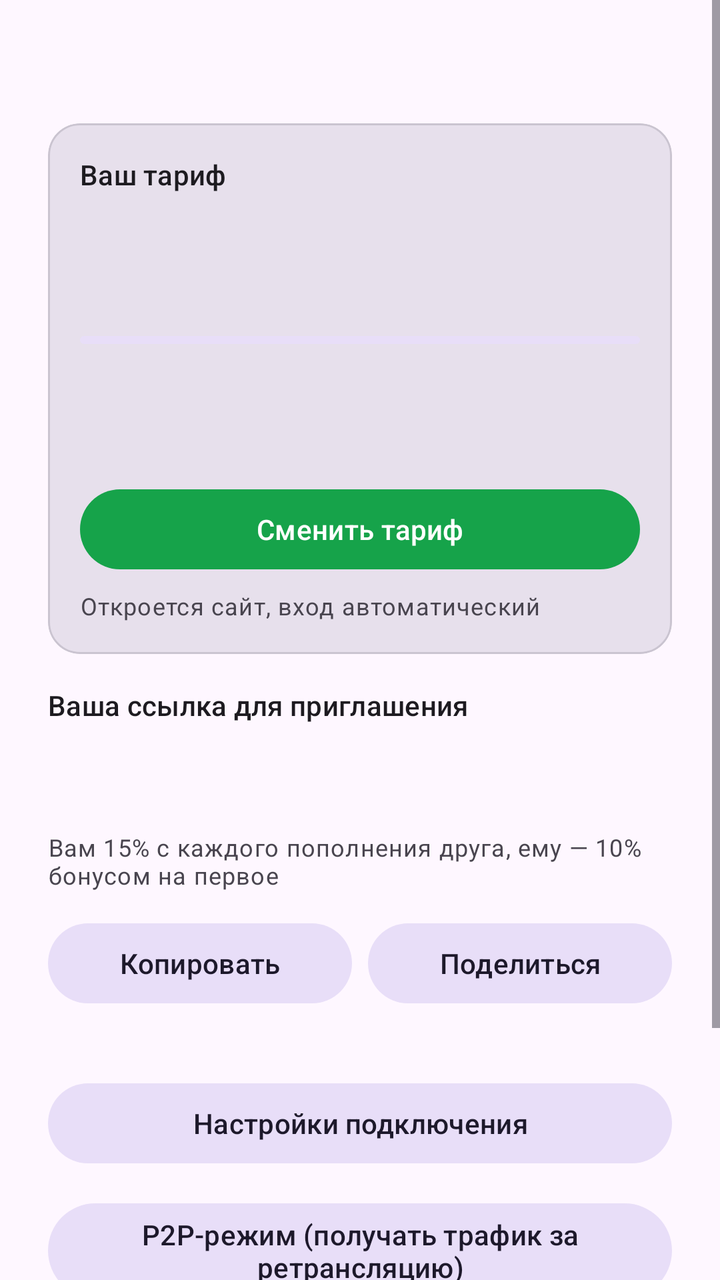
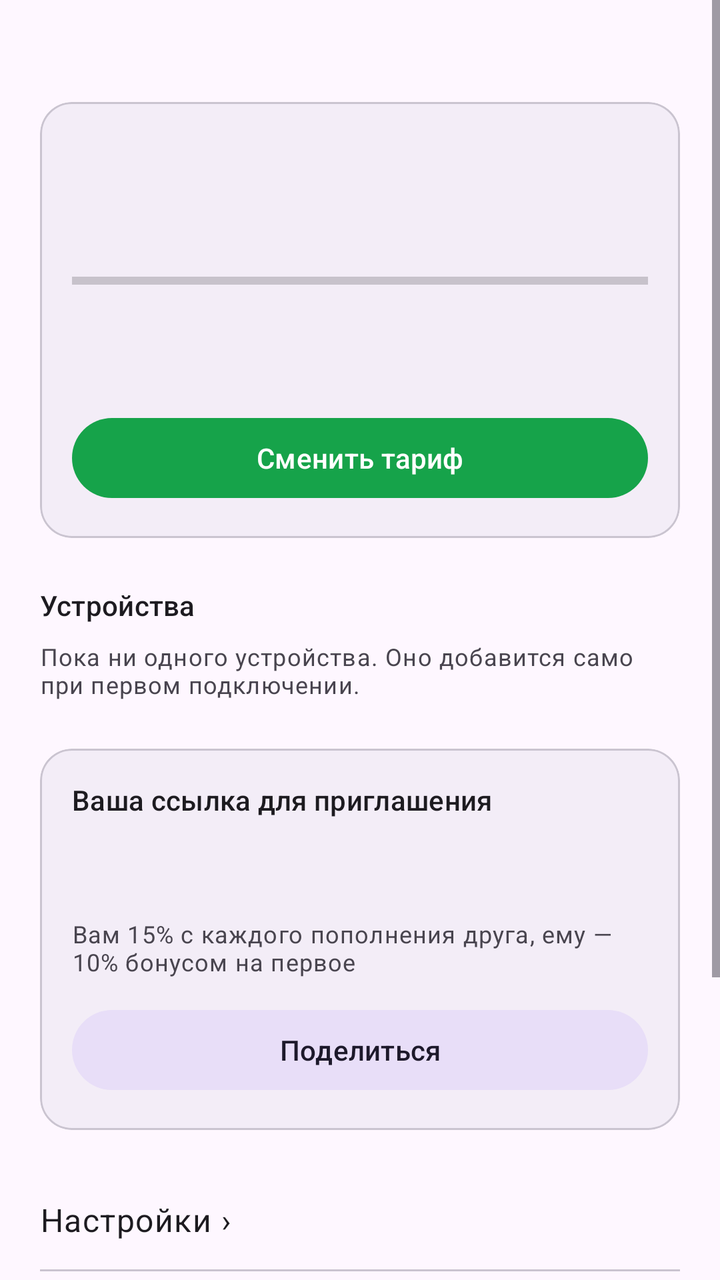

Before-and-after screenshots of an Android layout around one commit, followed by the original layout XML and the change that was made.
<!-- AndroidManifest.xml: application theme Theme.VpnApp -->
<!-- res/layout/fragment_profile.xml -->
<?xml version="1.0" encoding="utf-8"?>
<ScrollView xmlns:android="http://schemas.android.com/apk/res/android"
    xmlns:app="http://schemas.android.com/apk/res-auto"
    android:layout_width="match_parent"
    android:layout_height="match_parent"
    android:fillViewport="true">

<LinearLayout
    android:layout_width="match_parent"
    android:layout_height="wrap_content"
    android:orientation="vertical"
    android:padding="24dp">

    
    <TextView
        android:id="@+id/emailText"
        android:layout_width="match_parent"
        android:layout_height="wrap_content"
        android:textAppearance="?attr/textAppearanceTitleMedium"
        android:maxLines="2"
        android:ellipsize="middle"
        android:layout_marginBottom="16dp" />

    
    <com.google.android.material.card.MaterialCardView
        android:layout_width="match_parent"
        android:layout_height="wrap_content"
        android:layout_marginBottom="16dp"
        app:cardCornerRadius="16dp"
        app:cardElevation="0dp"
        app:cardBackgroundColor="?attr/colorSurfaceVariant">

        <LinearLayout
            android:layout_width="match_parent"
            android:layout_height="wrap_content"
            android:orientation="vertical"
            android:padding="16dp">

            <TextView
                android:layout_width="match_parent"
                android:layout_height="wrap_content"
                android:text="@string/profile_plan_title"
                android:textAppearance="?attr/textAppearanceLabelLarge" />

            <TextView
                android:id="@+id/planNameText"
                android:layout_width="match_parent"
                android:layout_height="wrap_content"
                android:layout_marginTop="4dp"
                android:textAppearance="?attr/textAppearanceHeadlineSmall" />

            <TextView
                android:id="@+id/planTrafficText"
                android:layout_width="match_parent"
                android:layout_height="wrap_content"
                android:layout_marginTop="8dp"
                android:textAppearance="?attr/textAppearanceBodyMedium" />

            <com.google.android.material.progressindicator.LinearProgressIndicator
                android:id="@+id/planTrafficProgress"
                android:layout_width="match_parent"
                android:layout_height="wrap_content"
                android:layout_marginTop="8dp"
                app:trackCornerRadius="4dp"
                app:trackStopIndicatorSize="0dp"
                android:max="100" />

            <TextView
                android:id="@+id/planExpiryText"
                android:layout_width="match_parent"
                android:layout_height="wrap_content"
                android:layout_marginTop="8dp"
                android:textAppearance="?attr/textAppearanceBodyMedium" />


            <TextView
                android:id="@+id/balanceText"
                android:layout_width="match_parent"
                android:layout_height="wrap_content"
                android:layout_marginTop="8dp"
                android:textAppearance="?attr/textAppearanceTitleMedium" />

            <com.google.android.material.button.MaterialButton
                android:id="@+id/changePlanButton"
                android:layout_width="match_parent"
                android:layout_height="wrap_content"
                android:layout_marginTop="12dp"
                android:text="@string/profile_change_plan" />

            
            <TextView
                android:id="@+id/changePlanHintText"
                android:layout_width="match_parent"
                android:layout_height="wrap_content"
                android:layout_marginTop="6dp"
                android:text="@string/profile_change_plan_hint"
                android:textAppearance="?attr/textAppearanceBodySmall" />
        </LinearLayout>
    </com.google.android.material.card.MaterialCardView>

    <TextView
        android:layout_width="match_parent"
        android:layout_height="wrap_content"
        android:text="@string/profile_referral"
        android:textAppearance="?attr/textAppearanceLabelLarge" />

    <TextView
        android:id="@+id/referralCodeText"
        android:layout_width="match_parent"
        android:layout_height="wrap_content"
        android:textAppearance="?attr/textAppearanceBodySmall"
        android:textIsSelectable="true"
        android:layout_marginTop="4dp" />

    <TextView
        android:id="@+id/referralStatsText"
        android:layout_width="match_parent"
        android:layout_height="wrap_content"
        android:textAppearance="?attr/textAppearanceBodyMedium"
        android:textColor="?attr/colorPrimary"
        android:textStyle="bold"
        android:layout_marginTop="6dp" />


    <TextView
        android:layout_width="match_parent"
        android:layout_height="wrap_content"
        android:text="@string/profile_referral_desc"
        android:textAppearance="?attr/textAppearanceBodySmall"
        android:layout_marginTop="8dp" />

    <LinearLayout
        android:layout_width="match_parent"
        android:layout_height="wrap_content"
        android:orientation="horizontal"
        android:layout_marginTop="12dp"
        android:layout_marginBottom="32dp">

        <com.google.android.material.button.MaterialButton
            android:id="@+id/copyReferralButton"
            style="@style/Widget.Material3.Button.TonalButton"
            android:layout_width="0dp"
            android:layout_weight="1"
            android:layout_height="wrap_content"
            android:layout_marginEnd="8dp"
            android:text="@string/profile_referral_copy" />

        <com.google.android.material.button.MaterialButton
            android:id="@+id/shareReferralButton"
            style="@style/Widget.Material3.Button.TonalButton"
            android:layout_width="0dp"
            android:layout_weight="1"
            android:layout_height="wrap_content"
            android:text="@string/profile_referral_share" />

    </LinearLayout>


    
    <com.google.android.material.button.MaterialButton
        android:id="@+id/settingsButton"
        style="@style/Widget.Material3.Button.TonalButton"
        android:layout_width="match_parent"
        android:layout_height="wrap_content"
        android:layout_marginBottom="12dp"
        android:text="@string/settings_section_title" />

    <com.google.android.material.button.MaterialButton
        android:id="@+id/p2pRelayButton"
        style="@style/Widget.Material3.Button.TonalButton"
        android:layout_width="match_parent"
        android:layout_height="wrap_content"
        android:layout_marginBottom="12dp"
        android:text="@string/profile_p2p_relay" />

    <com.google.android.material.button.MaterialButton
        android:id="@+id/signInExistingButton"
        style="@style/Widget.Material3.Button.OutlinedButton"
        android:layout_width="match_parent"
        android:layout_height="wrap_content"
        android:layout_marginBottom="12dp"
        android:text="@string/profile_sign_in_existing" />

    <com.google.android.material.button.MaterialButton
        android:id="@+id/logoutButton"
        style="@style/Widget.Material3.Button.OutlinedButton"
        android:layout_width="match_parent"
        android:layout_height="wrap_content"
        android:text="@string/profile_logout" />

</LinearLayout>

</ScrollView>
<!-- resources referenced by this layout -->
<resources>
  <string name="profile_change_plan">Сменить тариф</string>
  <string name="profile_change_plan_hint">Откроется сайт, вход автоматический</string>
  <string name="profile_logout">Выйти</string>
  <string name="profile_p2p_relay">P2P-режим (получать трафик за ретрансляцию)</string>
  <string name="profile_plan_title">Ваш тариф</string>
  <string name="profile_referral">Ваша ссылка для приглашения</string>
  <string name="profile_referral_copy">Копировать</string>
  <string name="profile_referral_desc" formatted="false">Вам 15% с каждого пополнения друга, ему — 10% бонусом на первое</string>
  <string name="profile_referral_share">Поделиться</string>
  <string name="profile_sign_in_existing">Войти в другой аккаунт</string>
  <string name="settings_section_title">Настройки подключения</string>
  <style name="Theme.VpnApp" parent="Theme.Material3.DayNight.NoActionBar">
          <item name="colorPrimary">@color/brand_600</item>
          <item name="colorOnPrimary">@color/white</item>
          <item name="colorPrimaryContainer">@color/brand_100</item>
          <item name="colorOnPrimaryContainer">@color/brand_700</item>
          <item name="colorSecondary">@color/brand_500</item>
          <item name="colorSurface">@color/white</item>
          <item name="colorOnSurface">@color/dark_950</item>
          <item name="android:statusBarColor">?attr/colorSurface</item>
          <item name="android:windowLightStatusBar">true</item>
      </style>
  <color name="brand_600">#16A34A</color>
  <color name="white">#FFFFFF</color>
  <color name="brand_100">#DCFCE7</color>
  <color name="brand_700">#15803D</color>
  <color name="brand_500">#22C55E</color>
  <color name="dark_950">#060709</color>
</resources>

<!-- the commit's change to res/layout/fragment_profile.xml (unified diff, before → after) -->
@@ -5,189 +5,233 @@
     android:layout_height="match_parent"
     android:fillViewport="true">
 
-<LinearLayout
-    android:layout_width="match_parent"
-    android:layout_height="wrap_content"
-    android:orientation="vertical"
-    android:padding="24dp">
-
-    
-    <TextView
-        android:id="@+id/emailText"
-        android:layout_width="match_parent"
-        android:layout_height="wrap_content"
-        android:textAppearance="?attr/textAppearanceTitleMedium"
-        android:maxLines="2"
-        android:ellipsize="middle"
-        android:layout_marginBottom="16dp" />
-
-    
-    <com.google.android.material.card.MaterialCardView
-        android:layout_width="match_parent"
-        android:layout_height="wrap_content"
-        android:layout_marginBottom="16dp"
-        app:cardCornerRadius="16dp"
-        app:cardElevation="0dp"
-        app:cardBackgroundColor="?attr/colorSurfaceVariant">
-
-        <LinearLayout
-            android:layout_width="match_parent"
-            android:layout_height="wrap_content"
-            android:orientation="vertical"
-            android:padding="16dp">
-
-            <TextView
-                android:layout_width="match_parent"
-                android:layout_height="wrap_content"
-                android:text="@string/profile_plan_title"
-                android:textAppearance="?attr/textAppearanceLabelLarge" />
-
-            <TextView
-                android:id="@+id/planNameText"
-                android:layout_width="match_parent"
-                android:layout_height="wrap_content"
-                android:layout_marginTop="4dp"
-                android:textAppearance="?attr/textAppearanceHeadlineSmall" />
-
-            <TextView
-                android:id="@+id/planTrafficText"
-                android:layout_width="match_parent"
-                android:layout_height="wrap_content"
-                android:layout_marginTop="8dp"
-                android:textAppearance="?attr/textAppearanceBodyMedium" />
-
-            <com.google.android.material.progressindicator.LinearProgressIndicator
-                android:id="@+id/planTrafficProgress"
-                android:layout_width="match_parent"
-                android:layout_height="wrap_content"
-                android:layout_marginTop="8dp"
-                app:trackCornerRadius="4dp"
-                app:trackStopIndicatorSize="0dp"
-                android:max="100" />
-
-            <TextView
-                android:id="@+id/planExpiryText"
-                android:layout_width="match_parent"
-                android:layout_height="wrap_content"
-                android:layout_marginTop="8dp"
-                android:textAppearance="?attr/textAppearanceBodyMedium" />
-
-
-            <TextView
-                android:id="@+id/balanceText"
-                android:layout_width="match_parent"
-                android:layout_height="wrap_content"
-                android:layout_marginTop="8dp"
-                android:textAppearance="?attr/textAppearanceTitleMedium" />
-
-            <com.google.android.material.button.MaterialButton
-                android:id="@+id/changePlanButton"
-                android:layout_width="match_parent"
-                android:layout_height="wrap_content"
-                android:layout_marginTop="12dp"
-                android:text="@string/profile_change_plan" />
-
-            
-            <TextView
-                android:id="@+id/changePlanHintText"
-                android:layout_width="match_parent"
-                android:layout_height="wrap_content"
-                android:layout_marginTop="6dp"
-                android:text="@string/profile_change_plan_hint"
-                android:textAppearance="?attr/textAppearanceBodySmall" />
-        </LinearLayout>
-    </com.google.android.material.card.MaterialCardView>
-
-    <TextView
-        android:layout_width="match_parent"
-        android:layout_height="wrap_content"
-        android:text="@string/profile_referral"
-        android:textAppearance="?attr/textAppearanceLabelLarge" />
-
-    <TextView
-        android:id="@+id/referralCodeText"
-        android:layout_width="match_parent"
-        android:layout_height="wrap_content"
-        android:textAppearance="?attr/textAppearanceBodySmall"
-        android:textIsSelectable="true"
-        android:layout_marginTop="4dp" />
-
-    <TextView
-        android:id="@+id/referralStatsText"
-        android:layout_width="match_parent"
-        android:layout_height="wrap_content"
-        android:textAppearance="?attr/textAppearanceBodyMedium"
-        android:textColor="?attr/colorPrimary"
-        android:textStyle="bold"
-        android:layout_marginTop="6dp" />
-
-
-    <TextView
-        android:layout_width="match_parent"
-        android:layout_height="wrap_content"
-        android:text="@string/profile_referral_desc"
-        android:textAppearance="?attr/textAppearanceBodySmall"
-        android:layout_marginTop="8dp" />
-
     <LinearLayout
         android:layout_width="match_parent"
         android:layout_height="wrap_content"
-        android:orientation="horizontal"
-        android:layout_marginTop="12dp"
-        android:layout_marginBottom="32dp">
-
+        android:orientation="vertical"
+        android:padding="20dp">
+
+        
+        <TextView
+            android:id="@+id/emailText"
+            android:layout_width="match_parent"
+            android:layout_height="wrap_content"
+            android:textAppearance="?attr/textAppearanceBodyMedium"
+            android:textColor="?android:attr/textColorSecondary"
+            android:maxLines="2"
+            android:ellipsize="middle" />
+
+        <com.google.android.material.progressindicator.LinearProgressIndicator
+            android:id="@+id/profileLoading"
+            android:layout_width="match_parent"
+            android:layout_height="wrap_content"
+            android:layout_marginTop="8dp"
+            android:indeterminate="true"
+            android:visibility="gone" />
+
+        <com.google.android.material.card.MaterialCardView
+            android:layout_width="match_parent"
+            android:layout_height="wrap_content"
+            android:layout_marginTop="12dp"
+            app:cardCornerRadius="16dp"
+            app:cardElevation="0dp"
+            app:cardBackgroundColor="?attr/colorSurfaceContainer">
+
+            <LinearLayout
+                android:layout_width="match_parent"
+                android:layout_height="wrap_content"
+                android:orientation="vertical"
+                android:padding="16dp">
+
+                <TextView
+                    android:id="@+id/planNameText"
+                    android:layout_width="match_parent"
+                    android:layout_height="wrap_content"
+                    android:textAppearance="?attr/textAppearanceHeadlineSmall" />
+
+                <TextView
+                    android:id="@+id/planTrafficText"
+                    android:layout_width="match_parent"
+                    android:layout_height="wrap_content"
+                    android:layout_marginTop="8dp"
+                    android:textAppearance="?attr/textAppearanceBodyMedium" />
+
+                <ProgressBar
+                    android:id="@+id/planTrafficProgress"
+                    style="?android:attr/progressBarStyleHorizontal"
+                    android:layout_width="match_parent"
+                    android:layout_height="wrap_content"
+                    android:layout_marginTop="6dp"
+                    android:max="100" />
+
+                <TextView
+                    android:id="@+id/planExpiryText"
+                    android:layout_width="match_parent"
+                    android:layout_height="wrap_content"
+                    android:layout_marginTop="8dp"
+                    android:textAppearance="?attr/textAppearanceBodySmall"
+                    android:textColor="?android:attr/textColorSecondary" />
+
+                <TextView
+                    android:id="@+id/balanceText"
+                    android:layout_width="match_parent"
+                    android:layout_height="wrap_content"
+                    android:layout_marginTop="4dp"
+                    android:textAppearance="?attr/textAppearanceBodySmall"
+                    android:textColor="?android:attr/textColorSecondary" />
+
+                
+                <com.google.android.material.button.MaterialButton
+                    android:id="@+id/changePlanButton"
+                    android:layout_width="match_parent"
+                    android:layout_height="wrap_content"
+                    android:layout_marginTop="12dp"
+                    android:text="@string/profile_change_plan" />
+            </LinearLayout>
+        </com.google.android.material.card.MaterialCardView>
+
+        
+        <LinearLayout
+            android:layout_width="match_parent"
+            android:layout_height="wrap_content"
+            android:orientation="horizontal"
+            android:layout_marginTop="24dp"
+            android:baselineAligned="true">
+
+            <TextView
+                android:layout_width="0dp"
+                android:layout_height="wrap_content"
+                android:layout_weight="1"
+                android:text="@string/devices_title"
+                android:textAppearance="?attr/textAppearanceLabelLarge" />
+
+            <TextView
+                android:id="@+id/devicesUsageText"
+                android:layout_width="wrap_content"
+                android:layout_height="wrap_content"
+                android:textAppearance="?attr/textAppearanceBodySmall"
+                android:textColor="?android:attr/textColorSecondary" />
+        </LinearLayout>
+
+        <androidx.recyclerview.widget.RecyclerView
+            android:id="@+id/devicesList"
+            android:layout_width="match_parent"
+            android:layout_height="wrap_content"
+            android:layout_marginTop="4dp"
+            android:nestedScrollingEnabled="false" />
+
+        <TextView
+            android:id="@+id/devicesEmptyText"
+            android:layout_width="match_parent"
+            android:layout_height="wrap_content"
+            android:layout_marginTop="4dp"
+            android:text="@string/devices_empty"
+            android:textAppearance="?attr/textAppearanceBodySmall"
+            android:textColor="?android:attr/textColorSecondary" />
+
+        <com.google.android.material.card.MaterialCardView
+            android:layout_width="match_parent"
+            android:layout_height="wrap_content"
+            android:layout_marginTop="24dp"
+            app:cardCornerRadius="16dp"
+            app:cardElevation="0dp"
+            app:cardBackgroundColor="?attr/colorSurfaceContainer">
+
+            <LinearLayout
+                android:layout_width="match_parent"
+                android:layout_height="wrap_content"
+                android:orientation="vertical"
+                android:padding="16dp">
+
+                <TextView
+                    android:layout_width="match_parent"
+                    android:layout_height="wrap_content"
+                    android:text="@string/profile_referral"
+                    android:textAppearance="?attr/textAppearanceLabelLarge" />
+
+                <TextView
+                    android:id="@+id/referralStatsText"
+                    android:layout_width="match_parent"
+                    android:layout_height="wrap_content"
+                    android:layout_marginTop="6dp"
+                    android:textAppearance="?attr/textAppearanceBodyMedium"
+                    android:textColor="?attr/colorPrimary" />
+
+                <TextView
+                    android:id="@+id/referralCodeText"
+                    android:layout_width="match_parent"
+                    android:layout_height="wrap_content"
+                    android:layout_marginTop="2dp"
+                    android:textAppearance="?attr/textAppearanceBodySmall"
+                    android:textColor="?android:attr/textColorSecondary"
+                    android:textIsSelectable="true" />
+
+                <TextView
+                    android:layout_width="match_parent"
+                    android:layout_height="wrap_content"
+                    android:layout_marginTop="6dp"
+                    android:text="@string/profile_referral_desc"
+                    android:textAppearance="?attr/textAppearanceBodySmall"
+                    android:textColor="?android:attr/textColorSecondary" />
+
+                
+                <com.google.android.material.button.MaterialButton
+                    android:id="@+id/shareReferralButton"
+                    style="@style/Widget.Material3.Button.TonalButton"
+                    android:layout_width="match_parent"
+                    android:layout_height="wrap_content"
+                    android:layout_marginTop="12dp"
+                    android:text="@string/profile_referral_share" />
+            </LinearLayout>
+        </com.google.android.material.card.MaterialCardView>
+
+        
+        <TextView
+            android:id="@+id/settingsButton"
+            android:layout_width="match_parent"
+            android:layout_height="wrap_content"
+            android:layout_marginTop="20dp"
+            android:background="?attr/selectableItemBackground"
+            android:paddingTop="14dp"
+            android:paddingBottom="14dp"
+            android:text="@string/profile_row_settings"
+            android:textAppearance="?attr/textAppearanceBodyLarge" />
+
+        <View
+            android:layout_width="match_parent"
+            android:layout_height="1dp"
+            android:background="?attr/colorOutlineVariant" />
+
+        <TextView
+            android:id="@+id/p2pRelayButton"
+            android:layout_width="match_parent"
+            android:layout_height="wrap_content"
+            android:background="?attr/selectableItemBackground"
+            android:paddingTop="14dp"
+            android:paddingBottom="14dp"
+            android:text="@string/profile_row_p2p"
+            android:textAppearance="?attr/textAppearanceBodyLarge" />
+
+        <View
+            android:layout_width="match_parent"
+            android:layout_height="1dp"
+            android:background="?attr/colorOutlineVariant" />
+
+        
         <com.google.android.material.button.MaterialButton
-            android:id="@+id/copyReferralButton"
-            style="@style/Widget.Material3.Button.TonalButton"
-            android:layout_width="0dp"
-            android:layout_weight="1"
-            android:layout_height="wrap_content"
-            android:layout_marginEnd="8dp"
-            android:text="@string/profile_referral_copy" />
+            android:id="@+id/signInExistingButton"
+            style="@style/Widget.Material3.Button.TextButton"
+            android:layout_width="wrap_content"
+            android:layout_height="wrap_content"
+            android:layout_marginTop="12dp"
+            android:text="@string/profile_sign_in_existing" />
 
         <com.google.android.material.button.MaterialButton
-            android:id="@+id/shareReferralButton"
-            style="@style/Widget.Material3.Button.TonalButton"
-            android:layout_width="0dp"
-            android:layout_weight="1"
-            android:layout_height="wrap_content"
-            android:text="@string/profile_referral_share" />
-
+            android:id="@+id/logoutButton"
+            style="@style/Widget.Material3.Button.TextButton"
+            android:layout_width="wrap_content"
+            android:layout_height="wrap_content"
+            android:layout_marginBottom="24dp"
+            android:text="@string/profile_logout" />
     </LinearLayout>
-
-
-    
-    <com.google.android.material.button.MaterialButton
-        android:id="@+id/settingsButton"
-        style="@style/Widget.Material3.Button.TonalButton"
-        android:layout_width="match_parent"
-        android:layout_height="wrap_content"
-        android:layout_marginBottom="12dp"
-        android:text="@string/settings_section_title" />
-
-    <com.google.android.material.button.MaterialButton
-        android:id="@+id/p2pRelayButton"
-        style="@style/Widget.Material3.Button.TonalButton"
-        android:layout_width="match_parent"
-        android:layout_height="wrap_content"
-        android:layout_marginBottom="12dp"
-        android:text="@string/profile_p2p_relay" />
-
-    <com.google.android.material.button.MaterialButton
-        android:id="@+id/signInExistingButton"
-        style="@style/Widget.Material3.Button.OutlinedButton"
-        android:layout_width="match_parent"
-        android:layout_height="wrap_content"
-        android:layout_marginBottom="12dp"
-        android:text="@string/profile_sign_in_existing" />
-
-    <com.google.android.material.button.MaterialButton
-        android:id="@+id/logoutButton"
-        style="@style/Widget.Material3.Button.OutlinedButton"
-        android:layout_width="match_parent"
-        android:layout_height="wrap_content"
-        android:text="@string/profile_logout" />
-
-</LinearLayout>
-
 </ScrollView>
<!-- resource entries referenced after the edit -->
@@ -1,16 +1,15 @@
 <!-- resources referenced by this layout -->
 <resources>
+  <string name="devices_empty">Пока ни одного устройства. Оно добавится само при первом подключении.</string>
+  <string name="devices_title">Устройства</string>
   <string name="profile_change_plan">Сменить тариф</string>
-  <string name="profile_change_plan_hint">Откроется сайт, вход автоматический</string>
   <string name="profile_logout">Выйти</string>
-  <string name="profile_p2p_relay">P2P-режим (получать трафик за ретрансляцию)</string>
-  <string name="profile_plan_title">Ваш тариф</string>
   <string name="profile_referral">Ваша ссылка для приглашения</string>
-  <string name="profile_referral_copy">Копировать</string>
   <string name="profile_referral_desc" formatted="false">Вам 15% с каждого пополнения друга, ему — 10% бонусом на первое</string>
   <string name="profile_referral_share">Поделиться</string>
+  <string name="profile_row_p2p">P2P-режим ›</string>
+  <string name="profile_row_settings">Настройки ›</string>
   <string name="profile_sign_in_existing">Войти в другой аккаунт</string>
-  <string name="settings_section_title">Настройки подключения</string>
   <style name="Theme.VpnApp" parent="Theme.Material3.DayNight.NoActionBar">
           <item name="colorPrimary">@color/brand_600</item>
           <item name="colorOnPrimary">@color/white</item>
